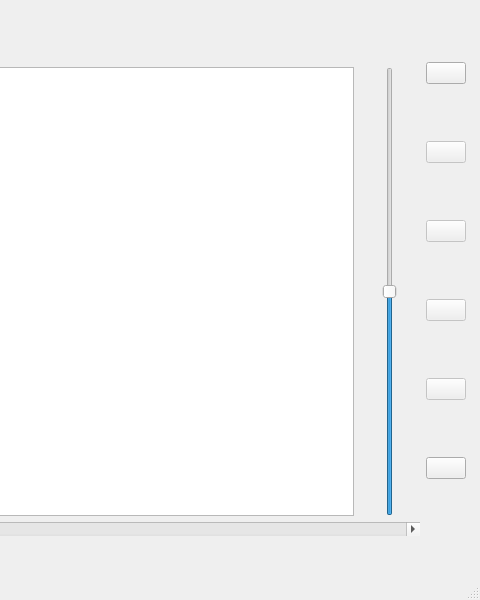
EBXFS15/PrototypeBasedOnMpg321, file mainwindow.ui: the form before one commit; both pictures show x 544 to 1024 and y 0 to 600 of the 1024 by 600 pixel window.
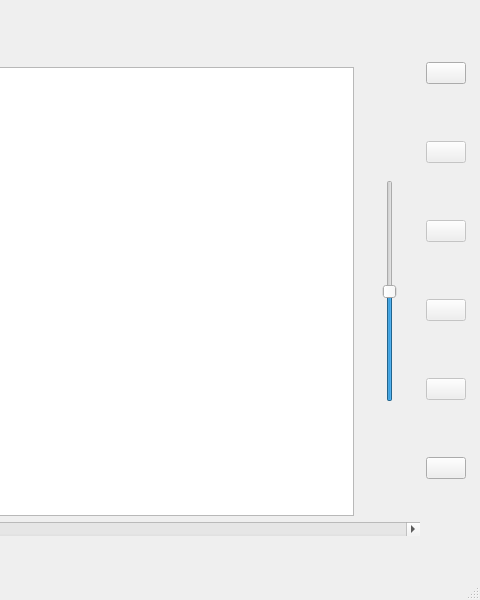
The form after the commit. Icons and pictures are not drawn.

Commit message: Size of volume control updated to behave as expected.

Patch:
```diff
--- a/mainwindow.ui
+++ b/mainwindow.ui
@@ -117,10 +117,16 @@
                  </item>
                  <item>
                   <widget class="QSlider" name="volumeSlider">
+                   <property name="sizePolicy">
+                    <sizepolicy hsizetype="Fixed" vsizetype="Fixed">
+                     <horstretch>0</horstretch>
+                     <verstretch>0</verstretch>
+                    </sizepolicy>
+                   </property>
                    <property name="minimumSize">
                     <size>
                      <width>60</width>
-                     <height>0</height>
+                     <height>222</height>
                     </size>
                    </property>
                    <property name="mouseTracking">
```
